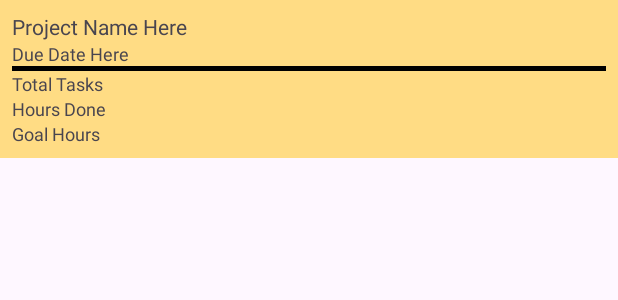
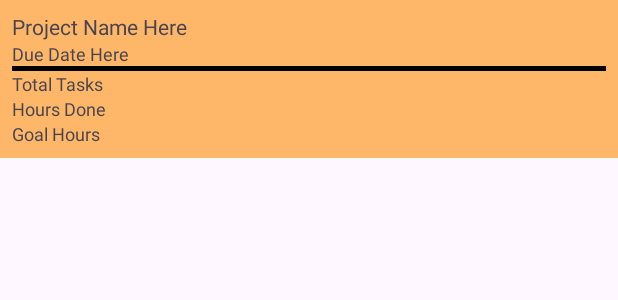
Before and after one commit to ST10055763/FocusClock, an Android app: the layout project_item_layout.xml on its own in the app's theme, with its tools: preview values and no code run, on a phone screen of 412 x 824 dp. Shown: the top 300 px of the screen. Run offline under Robolectric (Android 15) with nearby library versions, the phone set to English and light mode, and no system bars.

Commit message:
updated item colour

```diff
--- a/app/src/main/res/layout/project_item_layout.xml
+++ b/app/src/main/res/layout/project_item_layout.xml
@@ -4,8 +4,8 @@
     xmlns:tools="http://schemas.android.com/tools"
     android:layout_width="match_parent"
     android:layout_height="wrap_content"
-    android:background="#B3FFC107"
-    android:backgroundTint="#B3FFC107"
+    android:background="@color/fcOrange"
+    android:backgroundTint="@color/fcOrange"
     android:orientation="vertical"
     android:padding="8dp">
 
```
